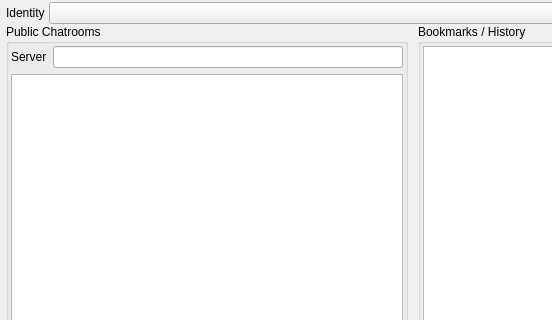
Old version of the form src/mucjoindialog.ui in the repository tfar/psi-soc2010; both pictures show x 0 to 552 and y 0 to 320 of the 826 by 547 pixel window.
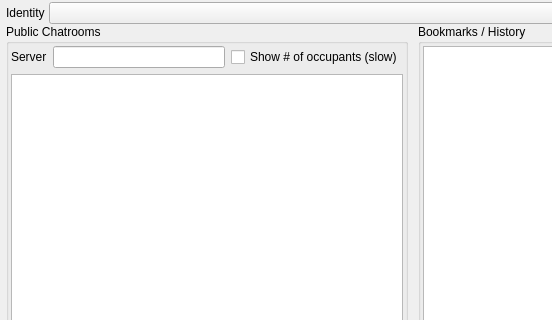
New version of the form. Custom widgets are drawn as their Qt base class.

Patch:
```diff
--- a/src/mucjoindialog.ui
+++ b/src/mucjoindialog.ui
@@ -113,10 +113,7 @@
          <number>2</number>
         </property>
         <item>
-         <layout class="QFormLayout" name="formLayout_2">
-          <property name="fieldGrowthPolicy">
-           <enum>QFormLayout::ExpandingFieldsGrow</enum>
-          </property>
+         <layout class="QGridLayout" name="gridLayout_2">
           <item row="0" column="0">
            <widget class="QLabel" name="serverLabel">
             <property name="text">
@@ -127,6 +124,16 @@
           <item row="0" column="1">
            <widget class="QLineEdit" name="publicServerJID"/>
           </item>
+          <item row="0" column="2">
+           <widget class="QCheckBox" name="occupantsCheckBox">
+            <property name="text">
+             <string>Show # of occupants (slow)</string>
+            </property>
+            <property name="tristate">
+             <bool>false</bool>
+            </property>
+           </widget>
+          </item>
          </layout>
         </item>
         <item>
```
